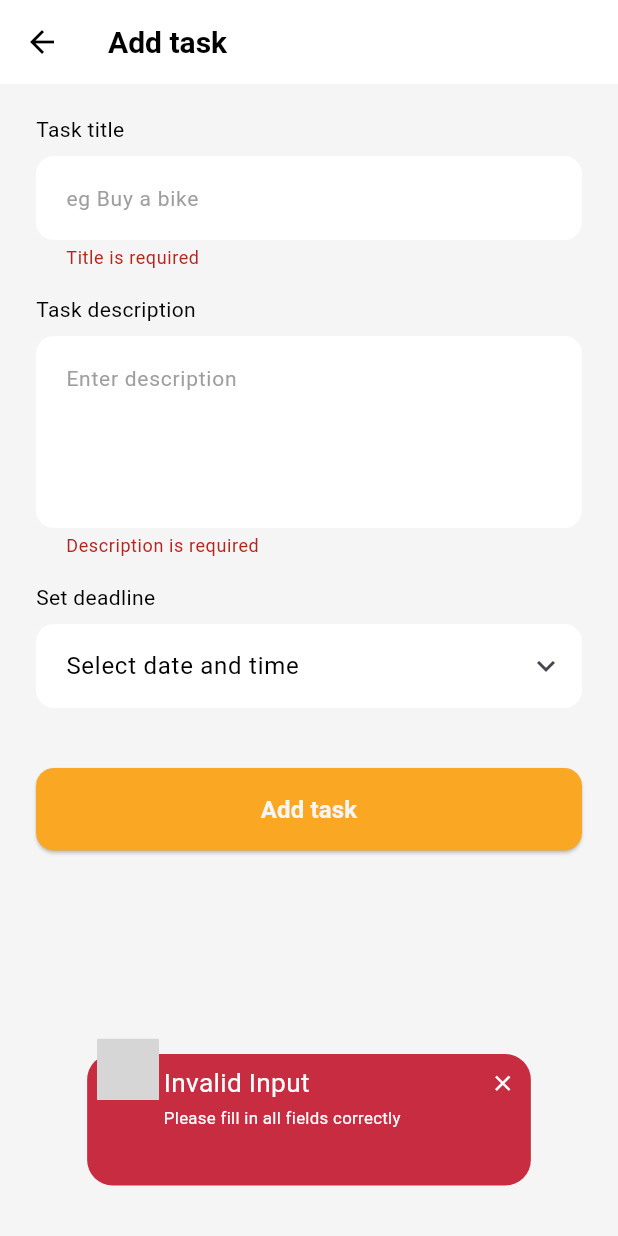
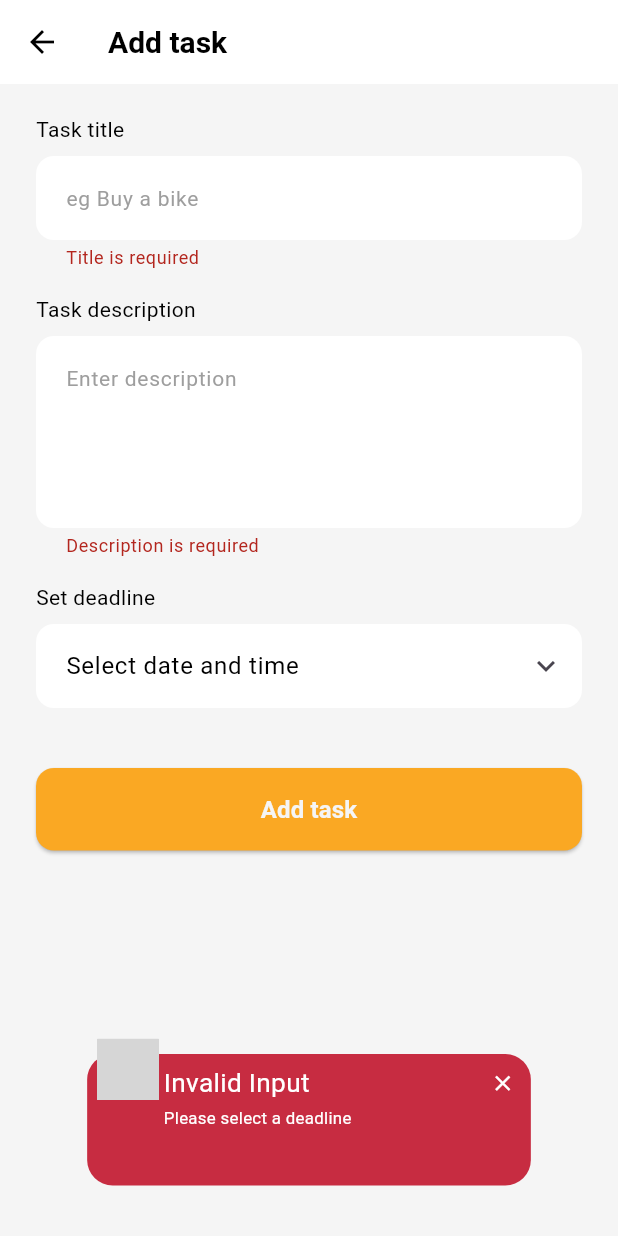
Before and after one commit to iabdullahmahfooz/dooit, a Flutter app: the TaskScreen screen opened by its route, item 2 of the bottom bar chosen, after a tap on "Add task", on a phone screen of 412 x 824 dp. Run offline on Flutter 3.47's test engine with Material 3 defaults, Android fonts, the phone set to English and light mode, and no system bars; drawn by our look-alikes of awesome_snackbar_content; grey boxes are pictures that could not be loaded.

Commit message:
task controller implemented to add and edit tasks

```diff
--- /dev/null
+++ b/lib/controllers/task_controller.dart
@@ -0,0 +1,63 @@
+import 'package:dooit/models/task.dart';
+
+class TaskController {
+  static final TaskController _instance = TaskController._internal();
+  factory TaskController() => _instance;
+
+  TaskController._internal();
+
+  final List<Task> _tasks = [];
+  int _idCounter = 0;
+
+  List<Task> get tasks => _tasks;
+
+  void addTask(String title, String description, DateTime deadline) {
+    final task = Task(
+      id: _idCounter++,
+      title: title,
+      description: description,
+      createdAt: DateTime.now(),
+      updatedAt: DateTime.now(),
+      deadline: deadline,
+      isCompleted: false,
+    );
+    _tasks.add(task);
+  }
+
+  void editTask(
+    int id,
+    String title,
+    String description,
+    DateTime deadline,
+    bool isCompleted,
+  ) {
+    final index = _tasks.indexWhere((task) => task.id == id);
+    if (index != -1) {
+      _tasks[index] = Task(
+        id: id,
+        title: title,
+        description: description,
+        createdAt: _tasks[index].createdAt,
+        updatedAt: DateTime.now(),
+        deadline: deadline,
+        isCompleted: isCompleted,
+      );
+    }
+  }
+
+  void toggleTaskStatus(int id) {
+    final index = _tasks.indexWhere((task) => task.id == id);
+    if (index != -1) {
+      final task = _tasks[index];
+      _tasks[index] = Task(
+        id: task.id,
+        title: task.title,
+        description: task.description,
+        createdAt: task.createdAt,
+        updatedAt: DateTime.now(),
+        deadline: task.deadline,
+        isCompleted: !task.isCompleted,
+      );
+    }
+  }
+}
--- a/lib/models/task.dart
+++ b/lib/models/task.dart
@@ -1,8 +1,9 @@
 class Task {
   final int id;
-  final String title;
-  final String description;
-  final DateTime createdAt;
+  String title;
+  String description;
+  DateTime createdAt;
+  DateTime? deadline;
   bool isCompleted;
 
   Task({
@@ -10,6 +11,7 @@ class Task {
     required this.title,
     required this.description,
     required this.createdAt,
-    required this.isCompleted,
+    this.deadline,
+    this.isCompleted = false, required DateTime updatedAt,
   });
 }
--- a/lib/routes/routes.dart
+++ b/lib/routes/routes.dart
@@ -27,6 +27,6 @@ class AppRoutes {
     newPassword: (context) => const NewPasswordScreen(),
     home: (context) => const HomeScreen(),
     task: (context) => const TaskScreen(),
-    addTask: (context) => const AddTaskScreen(),
+    addTask: (context) => const TaskFormScreen(),
   };
 }
--- a/lib/utils/static_assets.dart
+++ b/lib/utils/static_assets.dart
@@ -2,4 +2,5 @@ abstract class StaticAssets {
   static const fbIcon = 'assets/icons/facebook.png';
   static const googleIcon = 'assets/icons/google.png';
   static const appleIcon = 'assets/icons/apple.png';
+  static const getStarted = 'assets/illustrations/get_started_illustration.png';
 }
--- a/lib/views/add_task_screen/add_task_screen.dart
+++ b/lib/views/add_task_screen/add_task_screen.dart
@@ -8,20 +8,37 @@ import 'package:awesome_snackbar_content/awesome_snackbar_content.dart';
 import 'package:dooit/widgets/custom_button.dart';
 import 'package:dooit/widgets/labeled_text_field.dart';
 import 'package:dooit/widgets/deadline_picker_field.dart';
+import 'package:dooit/controllers/task_controller.dart';
+import 'package:dooit/models/task.dart';
 
-class AddTaskScreen extends StatefulWidget {
-  const AddTaskScreen({super.key});
+class TaskFormScreen extends StatefulWidget {
+  final Task? task; // null → Add, not null → Edit
+
+  const TaskFormScreen({super.key, this.task});
 
   @override
-  State<AddTaskScreen> createState() => _AddTaskScreenState();
+  State<TaskFormScreen> createState() => _TaskFormScreenState();
 }
 
-class _AddTaskScreenState extends State<AddTaskScreen> {
+class _TaskFormScreenState extends State<TaskFormScreen> {
   final _formKey = GlobalKey<FormState>();
   final _titleController = TextEditingController();
   final _descriptionController = TextEditingController();
   DateTime? _deadline;
   DateTime? _lastBackPressTime;
+
+  final TaskController taskController = TaskController();
+
+  @override
+  void initState() {
+    super.initState();
+    if (widget.task != null) {
+      // Prefill values in Edit mode
+      _titleController.text = widget.task!.title;
+      _descriptionController.text = widget.task!.description;
+      _deadline = widget.task!.deadline;
+    }
+  }
 
   @override
   void dispose() {
@@ -43,7 +60,7 @@ class _AddTaskScreenState extends State<AddTaskScreen> {
         contentType: ContentType.warning,
       );
     } else {
-      Navigator.of(context).pop(true);
+      Navigator.of(context).pop();
     }
   }
 
@@ -82,25 +99,57 @@ class _AddTaskScreenState extends State<AddTaskScreen> {
   }
 
   void _submit() {
-    if (!_formKey.currentState!.validate()) {
+    if (!_formKey.currentState!.validate() || _deadline == null) {
       showSmallSnackBar(
         context,
         "Invalid Input",
-        "Please fill in all fields correctly",
+        _deadline == null
+            ? "Please select a deadline"
+            : "Please fill in all fields correctly",
         contentType: ContentType.failure,
       );
       return;
     }
-    showSmallSnackBar(
-      context,
-      "Almost there",
-      "We’ll hook this up to storage next",
-      contentType: ContentType.help,
-    );
+
+    final title = _titleController.text.trim();
+    final description = _descriptionController.text.trim();
+
+    if (widget.task == null) {
+      // ADD
+      taskController.addTask(title, description, _deadline!);
+      showSmallSnackBar(
+        context,
+        "Task Added!",
+        "‘$title’ has been created successfully 🎉",
+        contentType: ContentType.success,
+      );
+    } else {
+      // EDIT — ✅ use positional args
+      taskController.editTask(
+        widget.task!.id,
+        title,
+        description,
+        _deadline!,
+        widget.task!.isCompleted,
+      );
+      showSmallSnackBar(
+        context,
+        "Task Updated!",
+        "‘$title’ has been updated ✅",
+        contentType: ContentType.success,
+      );
+    }
+
+    // Navigate back after short delay
+    Future.delayed(const Duration(milliseconds: 500), () {
+      if (mounted) Navigator.pop(context, true);
+    });
   }
 
   @override
   Widget build(BuildContext context) {
+    final isEdit = widget.task != null;
+
     return PopScope(
       canPop: false,
       onPopInvokedWithResult: _onPopInvokedWithResult,
@@ -111,7 +160,7 @@ class _AddTaskScreenState extends State<AddTaskScreen> {
             appBar: AppBar(
               elevation: 0,
               backgroundColor: Colors.white,
-              title: Text("Add task", style: AppText.h2),
+              title: Text(isEdit ? "Edit task" : "Add task", style: AppText.h2),
               leading: IconButton(
                 icon: const Icon(Icons.arrow_back, color: Colors.black),
                 onPressed: () => Navigator.pop(context),
@@ -151,7 +200,10 @@ class _AddTaskScreenState extends State<AddTaskScreen> {
                         onTap: _pickDeadline,
                       ),
                       AppUnits.y40,
-                      CustomButton(label: "Add task", onTap: _submit),
+                      CustomButton(
+                        label: isEdit ? "Save changes" : "Add task",
+                        onTap: _submit,
+                      ),
                       AppUnits.y20,
                     ],
                   ),
--- a/lib/views/get_started_screen/get_started_screen.dart
+++ b/lib/views/get_started_screen/get_started_screen.dart
@@ -2,6 +2,7 @@ import 'package:dooit/routes/routes.dart';
 import 'package:dooit/theme/units.dart';
 import 'package:dooit/theme/colors.dart';
 import 'package:dooit/theme/typography.dart';
+import 'package:dooit/utils/static_assets.dart';
 import 'package:flutter/material.dart';
 import '../../widgets/custom_button.dart';
 import 'package:dooit/utils/back_navigation_wrapper.dart';
@@ -37,10 +38,7 @@ class GetStartedScreen extends StatelessWidget {
 
               Expanded(
                 child: Center(
-                  child: Image.asset(
-                    'assets/illustrations/get_started.jpg',
-                    height: 350,
-                  ),
+                  child: Image.asset(StaticAssets.getStarted, height: 350),
                 ),
               ),
 
--- a/lib/views/task_screen/task_screen.dart
+++ b/lib/views/task_screen/task_screen.dart
@@ -1,12 +1,12 @@
 import 'package:flutter/material.dart';
 import 'package:dooit/theme/colors.dart';
 import 'package:dooit/theme/typography.dart';
-import 'package:dooit/mocks/mock_tasks.dart';
 import 'package:dooit/widgets/task_card.dart';
 import 'package:dooit/models/task.dart';
 import 'package:dooit/widgets/custom_bottom_navbar.dart';
 import 'package:dooit/theme/units.dart';
 import 'package:awesome_snackbar_content/awesome_snackbar_content.dart';
+import 'package:dooit/controllers/task_controller.dart';
 
 class TaskScreen extends StatefulWidget {
   const TaskScreen({super.key});
@@ -16,6 +16,7 @@ class TaskScreen extends StatefulWidget {
 }
 
 class _TaskScreenState extends State<TaskScreen> {
+  final TaskController taskController = TaskController();
   DateTime? lastBackPressed;
 
   void showSmallSnackBar(String title, String message, ContentType type) {
@@ -40,6 +41,20 @@ class _TaskScreenState extends State<TaskScreen> {
       ..showSnackBar(snackBar);
   }
 
+  void toggleComplete(Task task) {
+    setState(() {
+      task.isCompleted = !task.isCompleted;
+
+      showSmallSnackBar(
+        task.isCompleted ? "Completed!" : "Pending Again!",
+        task.isCompleted
+            ? "${task.title} marked as completed 🎉"
+            : "${task.title} marked as pending",
+        task.isCompleted ? ContentType.success : ContentType.warning,
+      );
+    });
+  }
+
   void _onPopInvokedWithResult(bool didPop, Object? result) {
     if (didPop) return;
 
@@ -60,13 +75,12 @@ class _TaskScreenState extends State<TaskScreen> {
 
   @override
   Widget build(BuildContext context) {
-    final List<Task> tasks = mockTasks;
-
-    final List<Task> pendingTasks = tasks
-        .where((task) => task.isCompleted == false)
+    final List<Task> allTasks = taskController.tasks;
+    final List<Task> pendingTasks = allTasks
+        .where((task) => !task.isCompleted)
         .toList();
-    final List<Task> completedTasks = tasks
-        .where((task) => task.isCompleted == true)
+    final List<Task> completedTasks = allTasks
+        .where((task) => task.isCompleted)
         .toList();
 
     return PopScope(
@@ -99,7 +113,7 @@ class _TaskScreenState extends State<TaskScreen> {
               Expanded(
                 child: TabBarView(
                   children: [
-                    _buildTaskList(tasks),
+                    _buildTaskList(allTasks),
                     _buildTaskList(pendingTasks),
                     _buildTaskList(completedTasks),
                   ],
@@ -123,15 +137,7 @@ class _TaskScreenState extends State<TaskScreen> {
         itemCount: tasks.length,
         itemBuilder: (context, index) {
           final task = tasks[index];
-          return TaskCard(
-            task: task,
-            onEdit: () {
-              debugPrint("Edit tapped for ${task.title}");
-            },
-            onComplete: () {
-              debugPrint("Completed tapped for ${task.title}");
-            },
-          );
+          return TaskCard(task: task, onComplete: () => toggleComplete(task));
         },
       ),
     );
--- a/lib/widgets/custom_bottom_navbar.dart
+++ b/lib/widgets/custom_bottom_navbar.dart
@@ -2,7 +2,6 @@ import 'package:dooit/views/add_task_screen/add_task_screen.dart';
 import 'package:flutter/material.dart';
 import 'package:dooit/views/home_screen/home_screen.dart';
 import 'package:dooit/views/task_screen/task_screen.dart';
-
 
 class CustomBottomNavBar extends StatelessWidget {
   final int currentIndex;
@@ -22,7 +21,7 @@ class CustomBottomNavBar extends StatelessWidget {
       case 1: // Add Task
         Navigator.push(
           context,
-          MaterialPageRoute(builder: (_) => const AddTaskScreen()),
+          MaterialPageRoute(builder: (_) => const TaskFormScreen()),
         );
         break;
       case 2: // Task
--- a/lib/widgets/task_card.dart
+++ b/lib/widgets/task_card.dart
@@ -1,3 +1,4 @@
+import 'package:dooit/views/add_task_screen/add_task_screen.dart';
 import 'package:flutter/material.dart';
 import 'package:dooit/theme/colors.dart';
 import 'package:dooit/theme/typography.dart';
@@ -7,21 +8,29 @@ import 'package:intl/intl.dart';
 
 class TaskCard extends StatelessWidget {
   final Task task;
-  final VoidCallback onEdit;
   final VoidCallback onComplete;
 
-  const TaskCard({
-    super.key,
-    required this.task,
-    required this.onEdit,
-    required this.onComplete,
-  });
+  const TaskCard({super.key, required this.task, required this.onComplete});
+
+  void _editTask(BuildContext context) async {
+    final result = await Navigator.push(
+      context,
+      MaterialPageRoute(
+        builder: (_) => TaskFormScreen(task: task), // ✅ pass task for editing
+      ),
+    );
+
+    if (result == true) {
+      // ✅ Optionally refresh UI after editing
+      // (your HomeScreen should already reload tasks in setState after pop)
+    }
+  }
 
   @override
   Widget build(BuildContext context) {
-    final formattedDate = DateFormat(
+    final formattedDeadline = DateFormat(
       'hh:mm a • dd MMM, yyyy',
-    ).format(task.createdAt);
+    ).format(task.createdAt); // ✅ show deadline instead of createdAt
 
     return Card(
       margin: const EdgeInsets.only(bottom: 12),
@@ -43,7 +52,7 @@ class TaskCard extends StatelessWidget {
                 ),
                 IconButton(
                   icon: const Icon(Icons.edit, size: 20),
-                  onPressed: onEdit,
+                  onPressed: () => _editTask(context), // ✅ open edit form
                 ),
               ],
             ),
@@ -57,7 +66,7 @@ class TaskCard extends StatelessWidget {
 
             Row(
               children: [
-                Text(formattedDate, style: AppText.b3),
+                Text(formattedDeadline, style: AppText.b3),
                 const Spacer(),
                 GestureDetector(
                   onTap: onComplete,
--- a/pubspec.yaml
+++ b/pubspec.yaml
@@ -57,7 +57,7 @@ flutter:
   uses-material-design: true
 
   assets:
-    - assets/illustrations/get_started.jpg
+    - assets/illustrations/get_started_illustration.png
     - assets/icons/facebook.png
     - assets/icons/apple.png
     - assets/icons/google.png
```
Also changed, not shown: lib/mocks/mock_tasks.dart (+10 -0 lines), lib/views/home_screen/home_screen.dart (+27 -25 lines), assets/illustrations/get_started.jpg (deleted), assets/illustrations/get_started_illustration.png (added).
